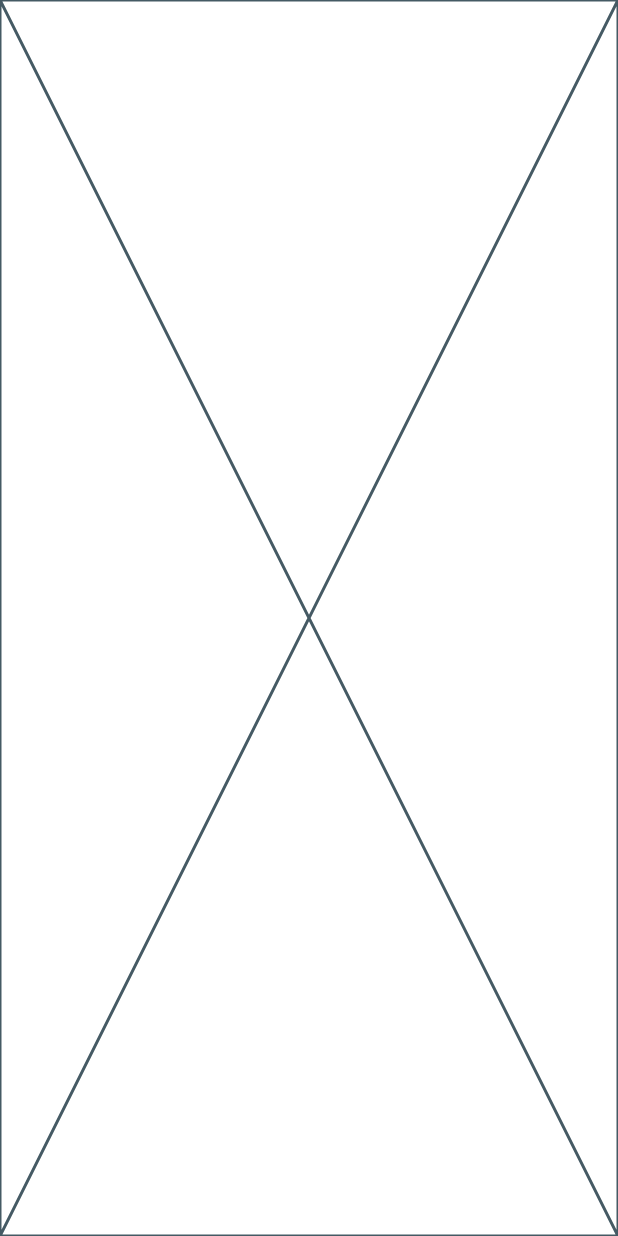
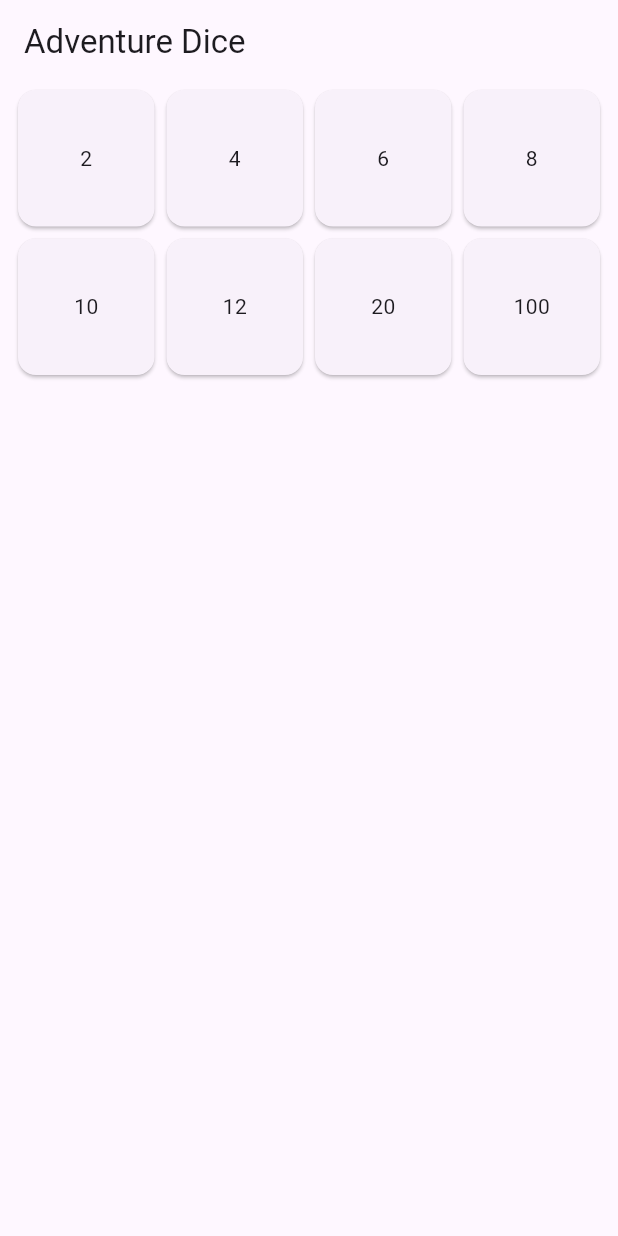
Before and after one commit to devolonter/adventure_dice, a Flutter app: the screen it shows after launch, on a phone screen of 412 x 824 dp. Run offline on Flutter 3.47's test engine with Material 2 defaults, Android fonts, the phone set to English and light mode, and no system bars; our stand-ins replace flutter_riverpod, isar, riverpod_annotation; accounts and stored records are empty; generated files the repository leaves out were written again.

Commit message:
Added simple getAllDiceProvider and basic layout

```diff
--- a/lib/pages/home_page.dart
+++ b/lib/pages/home_page.dart
@@ -1,10 +1,38 @@
 import 'package:flutter/material.dart';
+import 'package:flutter_riverpod/flutter_riverpod.dart';
 
-class HomePage extends StatelessWidget {
+import '../providers/dice.dart';
+
+class HomePage extends ConsumerWidget {
   const HomePage({Key? key}) : super(key: key);
 
   @override
-  Widget build(BuildContext context) {
-    return const Placeholder();
+  Widget build(BuildContext context, WidgetRef ref) {
+    final config = ref.watch(getAllDiceProvider);
+
+    return Scaffold(
+      appBar: AppBar(
+        title: const Text('Adventure Dice'),
+      ),
+      body: Padding(
+        padding: const EdgeInsets.symmetric(horizontal: 8.0),
+        child: GridView.builder(
+          gridDelegate: const SliverGridDelegateWithFixedCrossAxisCount(
+            crossAxisCount: 4,
+          ),
+          itemCount: config.value?.length ?? 0,
+          itemBuilder: (context, index) {
+            final dice = config.value![index];
+            return Card(
+              child: Center(
+                child: Text(
+                  dice.sides.toString()
+                ),
+              ),
+            );
+          }
+        ),
+      ),
+    );
   }
 }
--- /dev/null
+++ b/lib/providers/dice.dart
@@ -0,0 +1,13 @@
+import 'package:domain/domain.dart';
+import 'package:data/data.dart';
+import 'package:riverpod_annotation/riverpod_annotation.dart';
+
+part 'dice.g.dart';
+
+@riverpod
+Future<List<Dice>> getAllDice(GetAllDiceRef ref) =>
+  GetAllDice(
+      DiceRepositoryImpl(
+          StaticDiceDataSource()
+      )
+  )();
```
Also changed, not shown: lib/providers/dice.g.dart (added).
